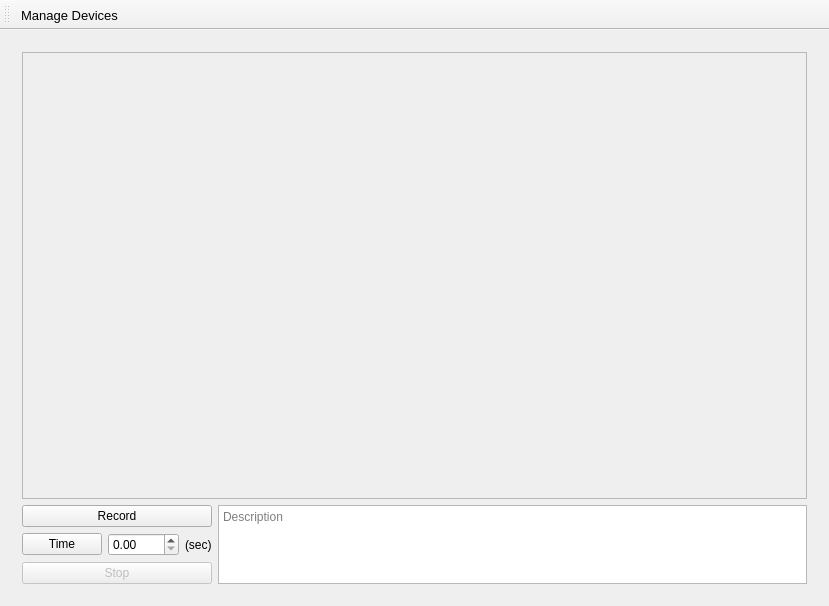
First picture: the form in forms/mainwindow.ui, repository GaitRehabilitation/SMART, before the edit.
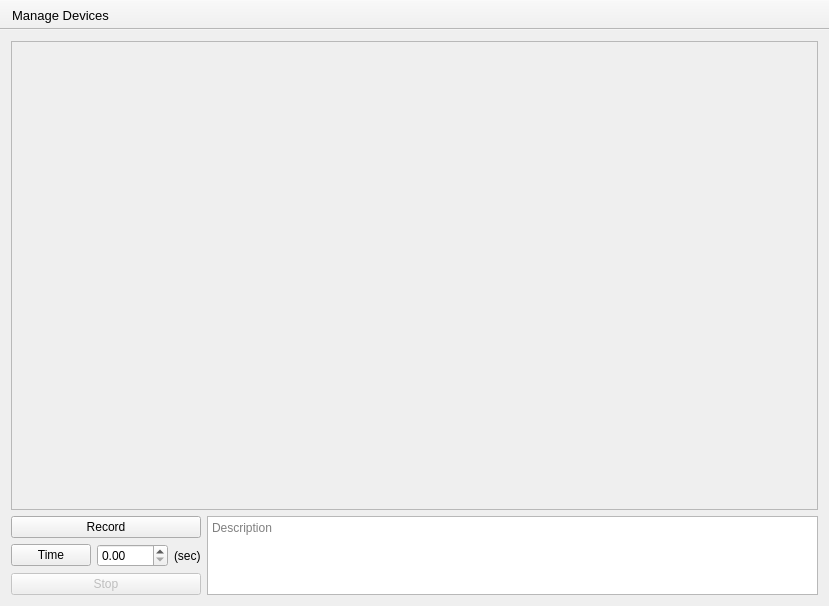
Second picture: the form after the edit. Icons and pictures are not drawn.

The edit to the form file:
```diff
--- a/forms/mainwindow.ui
+++ b/forms/mainwindow.ui
@@ -13,14 +13,7 @@
   <property name="windowTitle">
    <string>Sensor-based Motion Analysis Research Tool </string>
   </property>
-  <widget class="QWidget" name="centralWidget">
-   <layout class="QVBoxLayout" name="verticalLayout">
-    <item>
-     <widget class="QStackedWidget" name="pages">
-      <property name="currentIndex">
-       <number>0</number>
-      </property>
-      <widget class="QWidget" name="Capture">
+  <widget class="QWidget" name="Capture">
        <layout class="QVBoxLayout" name="verticalLayout_2">
         <item>
          <widget class="QScrollArea" name="scrollArea">
@@ -32,8 +25,8 @@
             <rect>
              <x>0</x>
              <y>0</y>
-             <width>791</width>
-             <height>438</height>
+             <width>801</width>
+             <height>420</height>
             </rect>
            </property>
            <layout class="QVBoxLayout" name="verticalLayout_3">
@@ -127,11 +120,6 @@
         </item>
        </layout>
       </widget>
-      <widget class="QWidget" name="Sessions"/>
-     </widget>
-    </item>
-   </layout>
-  </widget>
   <widget class="QToolBar" name="toolBar">
    <property name="font">
     <font>
@@ -150,6 +138,9 @@
    <property name="autoFillBackground">
     <bool>false</bool>
    </property>
+   <property name="movable">
+    <bool>false</bool>
+   </property>
    <property name="iconSize">
     <size>
      <width>32</width>
```
